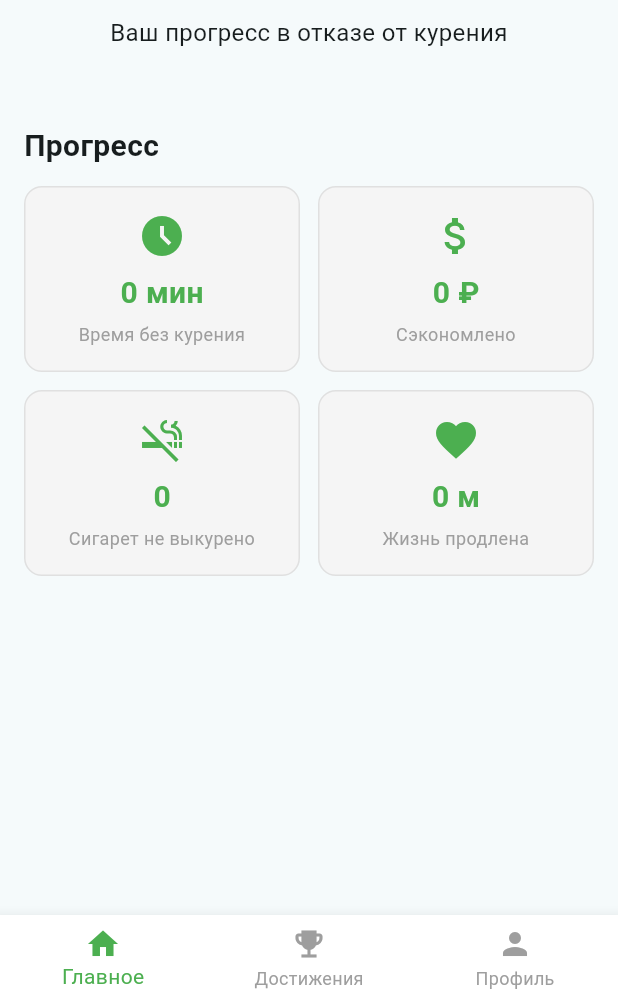
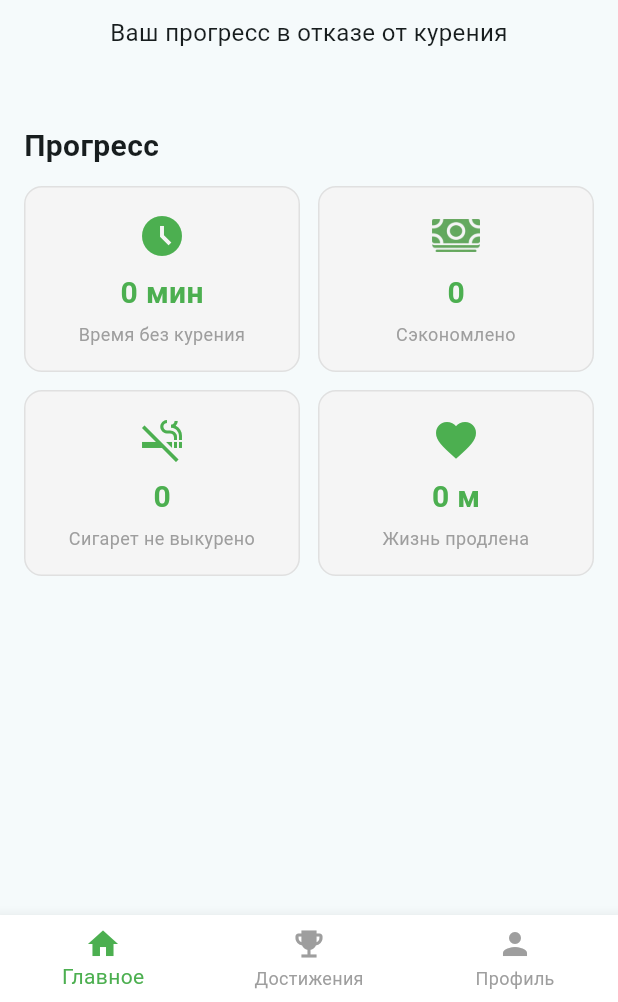
Before and after one commit to iteasyschool/dontsmoke, a Flutter app: the OnboardingSetupScreen screen opened directly, after a tap on "Сохранить ✓", on a phone screen of 412 x 824 dp, the part 234-1236 px from its top. Run offline on Flutter 3.47's test engine with Material 3 defaults, Android fonts, the light colour scheme and no system bars; our stand-ins replace flutter_local_notifications, shared_preferences, sqflite; accounts and stored records are empty.

Commit message:
add icon

```diff
--- a/lib/screens/home_screen.dart
+++ b/lib/screens/home_screen.dart
@@ -245,7 +245,12 @@ class _HomeScreenState extends State<HomeScreen> {
                               const SizedBox(width: 12),
                               Expanded(
                                 child: _StatCard(
-                                  title: currencyFormat.format(moneySaved),
+                                  title: moneySaved.toString(),
+                                  iconWidget: Image.asset(
+                                    'assets/money_icon.png',
+                                    width: 32,
+                                    height: 32,
+                                  ),
                                   subtitle: 'Сэкономлено',
                                   icon: Icons.attach_money_outlined,
                                 ),
@@ -296,11 +301,13 @@ class _StatCard extends StatelessWidget {
   final String title;
   final String subtitle;
   final IconData icon;
+  final Widget? iconWidget;
 
   const _StatCard({
     required this.title,
     required this.subtitle,
     required this.icon,
+    this.iconWidget,
   });
 
   @override
@@ -316,7 +323,7 @@ class _StatCard extends StatelessWidget {
         mainAxisSize: MainAxisSize.max,
         mainAxisAlignment: MainAxisAlignment.center,
         children: [
-          Icon(icon, size: 32, color: Colors.green),
+          iconWidget ?? Icon(icon, size: 32, color: Colors.green),
           const SizedBox(height: 8),
           FittedBox(
             fit: BoxFit.scaleDown,
--- a/lib/screens/profile_edit_screen.dart
+++ b/lib/screens/profile_edit_screen.dart
@@ -164,7 +164,7 @@ class _ProfileEditScreenState extends State<ProfileEditScreen> {
               const SizedBox(height: 20),
               // Стоимость пачки
               Text(
-                'Стоимость одной пачки (₽)',
+                'Стоимость одной пачки',
                 style: TextStyle(fontSize: 14, fontWeight: FontWeight.w500),
               ),
               const SizedBox(height: 8),
--- a/lib/services/widget_update_service.dart
+++ b/lib/services/widget_update_service.dart
@@ -7,7 +7,7 @@ import '../models/user_profile.dart';
 /// Android: SharedPreferences ("FlutterSharedPreferences" with "flutter." prefix).
 /// iOS: App Group UserDefaults via MethodChannel + WidgetKit reload.
 class WidgetUpdateService {
-  static const _iosChannel = MethodChannel('com.example.dontsmoke/widget');
+  static const _iosChannel = MethodChannel('com.dontsmoke.kz/widget');
 
   static Future<void> saveProfileForWidget(UserProfile profile) async {
     try {
--- a/pubspec.yaml
+++ b/pubspec.yaml
@@ -16,7 +16,7 @@ publish_to: 'none' # Remove this line if you wish to publish to pub.dev
 # https://developer.apple.com/library/archive/documentation/General/Reference/InfoPlistKeyReference/Articles/CoreFoundationKeys.html
 # In Windows, build-name is used as the major, minor, and patch parts
 # of the product and file versions while build-number is used as the build suffix.
-version: 1.0.0+1
+version: 1.4.0+3
 
 environment:
   sdk: ^3.10.1
```
Also changed, not shown: assets/money_icon.png (added), pubspec.lock, 15 other files.
